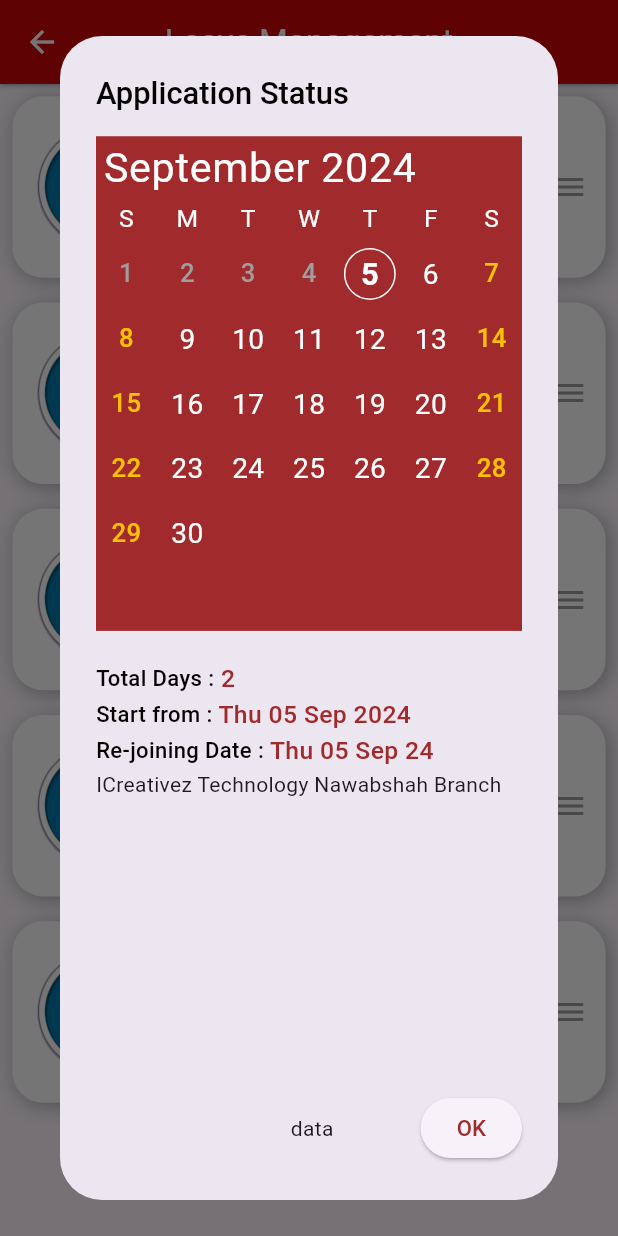
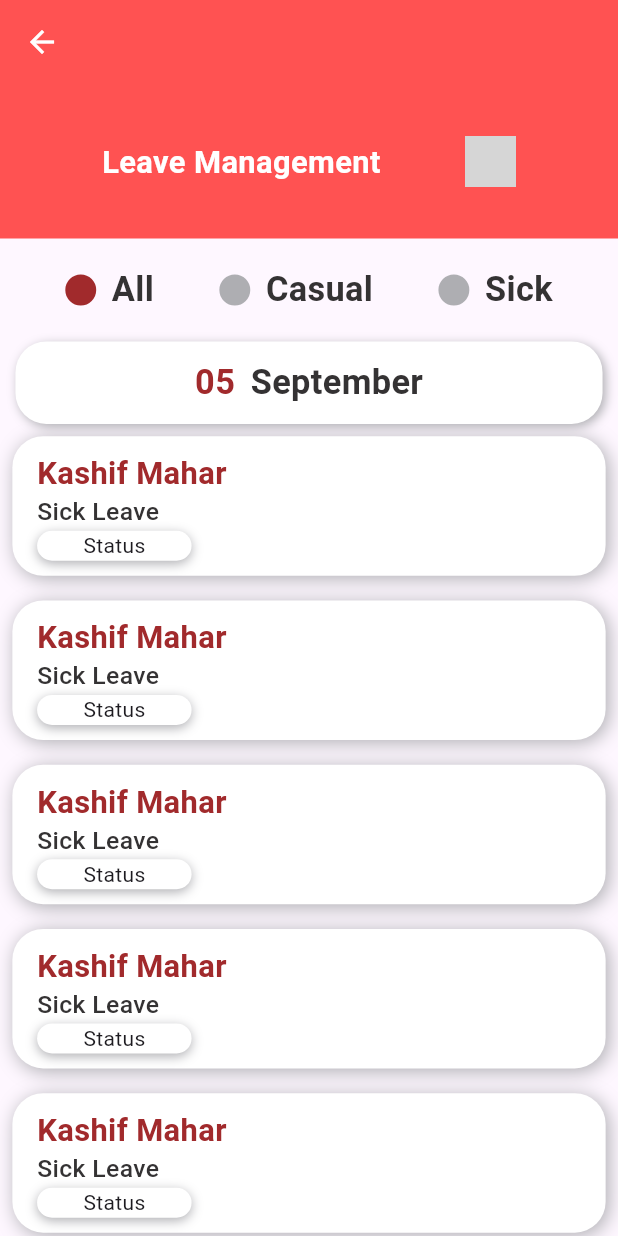
Before and after one commit to KashifMaharWP/ICFlow, a Flutter app: the teamLeadLeaveManagement screen opened directly, after a tap on "Kashif Mahar", on a phone screen of 412 x 824 dp. Run offline on Flutter 3.47's test engine with Material 3 defaults, Android fonts, the phone set to English and light mode, and no system bars; drawn by our look-alikes of syncfusion_flutter_datepicker; our stand-ins replace font_awesome_flutter, geolocator, google_fonts, loading_animation_widget, lottie, month_picker_dialog and 5 more; missing offline and left inert: dart:ffi; accounts and stored records are empty; grey boxes are pictures that could not be loaded.

Commit message:
Worked on the Leave Feature and make some basic changes in Attendance Screen

```diff
--- a/lib/AttendanceModule/Screens/Attendance History/Provider/HistoryProvider.dart
+++ b/lib/AttendanceModule/Screens/Attendance History/Provider/HistoryProvider.dart
@@ -27,38 +27,6 @@ class HistoryProvider extends ChangeNotifier{
     notifyListeners(); // This will trigger the Consumer to rebuild
   }
 
-  /*Future GetMonthData(String month, BuildContext context)async {
-
-    String URL="${ApiDetail.BaseAPI}${ApiDetail.AtdHistory}augest";
-    try{
-      Response response=await http.get(Uri.parse(URL),
-          headers: {
-            "Content-Type": "application/json",
-            "Authorization": "Bearer ${UserDataList.token} "
-          }
-      );
-      if(response.statusCode==200){
-        final data=json.decode(response.body)as Map<String, dynamic>;
-        List<Attendance> loadedAttendance=[];
-        data['monthAttendance'].forEach((item){
-          loadedAttendance.add(Attendance.fromJson(item));
-        });
-        _attendanceList=loadedAttendance;
-        notifyListeners();
-        //AtdHistoryClass.CheckIn=json['checkIn'];
-        //AtdHistoryClass.CheckOut=json['checkOut'];
-        //print(json);
-        //print("CheckIn Data: "+_attendanceList[1].checkOutTime.toString());
-      }
-      else{
-        showErrorSnackbar("There is Something Wrong Please Try Again", context);
-      }
-    }
-    catch(e){
-      showErrorSnackbar("There is Error Occured : ${e}", context);
-      print(e);
-        }
-  }*/
 
 Future<AttendanceHistoryModel> GetAttendanceData(String month,BuildContext context) async {
   String URL="${ApiDetail.BaseAPI}${ApiDetail.AtdHistory}${month}";
@@ -70,7 +38,7 @@ Future<AttendanceHistoryModel> GetAttendanceData(String month,BuildContext conte
         }
     );
 
-    print(month);
+   // print(month);
     var data = jsonDecode(response.body.toString());
   if(response.statusCode==200){
     return AttendanceHistoryModel.fromJson(data);
--- a/lib/AttendanceModule/Screens/Attendance History/Screen/AtdHistoryScreen.dart
+++ b/lib/AttendanceModule/Screens/Attendance History/Screen/AtdHistoryScreen.dart
@@ -127,7 +127,6 @@ class _AtdHistoryScreenState extends State<AtdHistoryScreen> {
 
   @override
   Widget build(BuildContext context) {
-    String Hours='';
     int currentYear=_currentMonth.year;
     final AtdHistProvider = Provider.of<HistoryProvider>(context);
     return Scaffold(
--- a/lib/AttendanceModule/Screens/Attendance Screen/Screen/Attedance_screen.dart
+++ b/lib/AttendanceModule/Screens/Attendance Screen/Screen/Attedance_screen.dart
@@ -71,8 +71,6 @@ class _AttendanceScreenState extends State<AttendanceScreen> {
       },
     );
   }
-
-
 
   Future confirmAttendance(String title, BuildContext context) async {
     // Capture the Provider value before the dialog dismisses
@@ -182,8 +180,6 @@ class _AttendanceScreenState extends State<AttendanceScreen> {
 
     }
   }
-
-
 
   @override
     Widget build(BuildContext context) {
--- /dev/null
+++ b/lib/AttendanceModule/Screens/Leave Management/Functions/datePicker.dart
@@ -0,0 +1,2 @@
+
+import 'package:flutter/material.dart';
--- /dev/null
+++ b/lib/AttendanceModule/Screens/Leave Management/Functions/monthPickerPop.dart
@@ -0,0 +1,5 @@
+import '../../Attendance History/Class/CustomMonthPicker.dart';
+
+class MonthPickerPop{
+
+}
--- a/lib/AttendanceModule/Screens/Leave Management/Screen/leadLeaveManagement.dart
+++ b/lib/AttendanceModule/Screens/Leave Management/Screen/leadLeaveManagement.dart
@@ -1,13 +1,17 @@
 
 import 'package:flutter/cupertino.dart';
 import 'package:flutter/material.dart';
+import 'package:font_awesome_flutter/font_awesome_flutter.dart';
 import 'package:google_fonts/google_fonts.dart';
 import 'package:intl/intl.dart';
+import 'package:provider/provider.dart';
 import 'package:syncfusion_flutter_datepicker/datepicker.dart';
 import 'package:taskflow_application/AttendanceModule/Screens/Leave%20Management/Widget/WrapTextWidget_AB.dart';
 import 'package:taskflow_application/AttendanceModule/Utills/Global%20Class/ScreenSize.dart';
 
 import '../../../Utills/Global Class/ColorHelper.dart';
+import '../../Attendance History/Class/CustomMonthPicker.dart';
+import '../../Attendance History/Provider/HistoryProvider.dart';
 
 class teamLeadLeaveManagement extends StatefulWidget {
   const teamLeadLeaveManagement({super.key});
@@ -17,81 +21,9 @@ class teamLeadLeaveManagement extends StatefulWidget {
 }
 
 class _teamLeadLeaveManagementState extends State<teamLeadLeaveManagement> {
-  DateTime? initialDate;
-  DateTime? lastDate;
-  int countdays=0;
-  DateRangePickerController _dateRangePickerController = DateRangePickerController();
 
   @override
-  Future LeavePopUp()=>showDialog(
-      context: context,
-      builder: (context)=>AlertDialog(
-        title: Text("Application Status",style: GoogleFonts.roboto(
-            textStyle: TextStyle(
-                color: blackColor,
-                fontSize: screenWidth/20,
-                fontWeight: FontWeight.w500
-            )
-        ),),
-        content: Builder(builder: (context){
-          return Container(
-            padding: EdgeInsets.all(0),
-            width: screenWidth*0.85,
-            child: Column(
-              crossAxisAlignment: CrossAxisAlignment.start,
-              children: [
-                sfDatePicker(),
-                SizedBox(height: screenHeight/40,),
-                WrapText(title: "Total Days", value: " 2"),
-                WrapText(title: "Start from", value: " ${DateFormat('EEE dd MMM yyyy').format(DateTime.now())}"),
-                WrapText(title: "Re-joining Date", value: " ${DateFormat('EEE dd MMM yy').format(DateTime.now())}"),
-                Text("ICreativez Technology Nawabshah Branch"),
-              ],
-            ),
-          );
-        }),
-        actions: [
-          Container(
-            padding: EdgeInsets.symmetric(horizontal: 50),
-            child: Text("data"),
-          ),
-          ElevatedButton(onPressed: (){
-            Navigator.pop(context);
-          }, child: Text("OK",style: GoogleFonts.roboto(
-              textStyle: TextStyle(
-                  color: primary,
-                  fontSize: screenWidth/28,
-                  fontWeight: FontWeight.w500
-              )
-          ),)
-          )
-        ],
-      )
-  );
-
-//Date Range Picker Functions
-  void _onSelectionChanged(DateRangePickerSelectionChangedArgs args) {
-    if (args.value is PickerDateRange) {
-      setState(() {
-        initialDate = args.value.startDate;
-        lastDate = args.value.endDate;
-      });
-    }
-  }
-
-  int _calculateDaysBetween(DateTime? start, DateTime? end) {
-    if (start == null || end == null) return 0;
-    return end.difference(start).inDays + 1; // Add 1 to include the last day
-  }
-
-  void reset() {
-    _dateRangePickerController.selectedRange = null;
-    setState(() {
-      countdays==null;
-      initialDate=null;
-      lastDate=null;
-    });
-  }
+  String activeFilter = "All";
 
 
 
@@ -100,19 +32,186 @@ class _teamLeadLeaveManagementState extends State<teamLeadLeaveManagement> {
   Widget build(BuildContext context) {
     return Scaffold(
       appBar: AppBar(
-        elevation: 1,
-        backgroundColor: Colors.redAccent.shade700,
-        foregroundColor: Colors.white,
-        centerTitle: true,
-        shadowColor: Colors.black,
-        title: const Text("Leave Management"),
+        backgroundColor: Colors.redAccent,
+        iconTheme: IconThemeData(
+          color: whiteColor,
+          weight: 20
         ),
-      body: Container(
+      ),
+      body: Column(
+        mainAxisAlignment: MainAxisAlignment.spaceEvenly,
+        crossAxisAlignment: CrossAxisAlignment.center,
+        children: [
+          headerContainer(),
+          SizedBox(height: screenHeight/60,),
+          leaveFilters(),
+          SizedBox(height: screenHeight/60,),
+          dateFilter(),
+          leaveList()
+        ],
+      )
+    );
+  }
+
+  //headerContainer
+  Widget headerContainer(){
+    return Container(
+      height: screenHeight/8,
+      width: screenWidth,
+      color: Colors.redAccent,
+      child: Padding(
+        padding: const EdgeInsets.all(12),
+        child: Center(
+          child: Row(
+            mainAxisAlignment: MainAxisAlignment.spaceEvenly,
+            children: [
+              Text("Leave Management",style: GoogleFonts.roboto(
+                  textStyle: TextStyle(
+                      color: whiteColor,
+                      fontSize: screenWidth/20,
+                      fontWeight: FontWeight.bold
+                  )
+              ),),
+
+              InkWell(
+                  onTap: () async {
+                  },
+                  child: Image(image: AssetImage("assets/icons/calendar.png"),
+                    width: screenWidth/12,
+                  )
+                  ),
+            ],
+          ),
+        ),
+      ),
+    );
+  }
+
+  // Leave Filters
+  Widget leaveFilters() {
+    return Row(
+      mainAxisAlignment: MainAxisAlignment.spaceEvenly,
+      children: [
+        leaveFilterWidget("All",  whiteColor, lightBlackColor, activeFilter == "All"),
+        leaveFilterWidget("Casual",  whiteColor, lightBlackColor, activeFilter == "Casual"),
+        leaveFilterWidget("Sick",  whiteColor, lightBlackColor, activeFilter == "Sick"),
+      ],
+    );
+  }
+
+  Widget leaveFilterWidget(String filterName, Color backgroundColor, Color fontColor, bool isActive) {
+    return InkWell(
+      onTap: () {
+        setState(() {
+          activeFilter = filterName; // Update the active filter on click
+        });
+      },
+      child: Wrap(
+        crossAxisAlignment: WrapCrossAlignment.center,
+        children: [
+          isActive
+              ? CircleAvatar(
+            radius: screenWidth / 40,
+            backgroundColor: primary,
+          )
+              : CircleAvatar(
+            radius: screenWidth / 40,
+            backgroundColor: CupertinoColors.systemGrey2,
+          ),
+          SizedBox(width: screenWidth / 40),
+          Container(
+            height: screenHeight / 20,
+            child: Center(
+              child: Text(
+                filterName,
+                style: GoogleFonts.roboto(
+                  textStyle: TextStyle(
+                    color: fontColor,
+                    fontWeight: FontWeight.bold,
+                    fontSize: screenWidth / 18,
+                  ),
+                ),
+              ),
+            ),
+          ),
+        ],
+      ),
+    );
+  }
+
+  // Date Filter Container
+  Widget dateFilter(){
+    return Container(
+      width: screenWidth*0.95,
+      height: screenHeight/15,
+      decoration: BoxDecoration(
+        color: whiteColor,
+        borderRadius: BorderRadius.circular(screenWidth/20),
+        boxShadow: [
+          BoxShadow(
+            color: CupertinoColors.systemGrey2,
+            offset: Offset(2, 2),
+            blurRadius: 5
+          )
+        ]
+      ),
+      child: leaveFilterIcon(),
+    );
+  }
+
+  //Date Filter Icons
+  Widget leaveFilterIcon(){
+    return Row(
+      mainAxisAlignment: MainAxisAlignment.spaceEvenly,
+      children: [
+        Container(
+          alignment: Alignment.center,
+          child: Wrap(children: [
+            Consumer<HistoryProvider>(
+              builder: (context, AtdHistProvider, child) {
+                return Wrap(
+                  children: [
+                    Text(
+                      DateFormat("dd").format(AtdHistProvider.currentMonth),
+                      style: GoogleFonts.roboto(
+                        textStyle: TextStyle(
+                          color: primary,
+                          fontWeight: FontWeight.bold,
+                          fontSize: screenWidth / 18,
+                        ),
+                      ),
+                    ),
+                    SizedBox(width: screenWidth/40,),
+                    Text(
+                      DateFormat("MMMM").format(AtdHistProvider.currentMonth),
+                      style: GoogleFonts.roboto(
+                        textStyle: TextStyle(
+                          color: lightBlackColor,
+                          fontWeight: FontWeight.bold,
+                          fontSize: screenWidth / 18,
+                        ),
+                      ),
+                    ),
+                  ],
+                );
+              },
+            ),
+          ]),
+        ),
+
+      ],
+    );
+  }
+
+
+//Leave List Container
+Widget leaveList(){
+    return Expanded(
       child: ListView.builder(
           itemCount: 5,
           itemBuilder: (BuildContext context, int index) {
             return InkWell(
-                    onTap: LeavePopUp,
+              onTap: (){},
               child: Container(
                   margin: EdgeInsets.all(screenWidth/50),
                   padding: EdgeInsets.symmetric(vertical: 10,),
@@ -132,13 +231,6 @@ class _teamLeadLeaveManagementState extends State<teamLeadLeaveManagement> {
                     crossAxisAlignment: CrossAxisAlignment.center,
                     children: [
                       SizedBox(width: screenWidth/25,),
-                            CircleAvatar(
-                              radius: screenWidth/10,
-                              child: Image(
-                                  image: AssetImage(
-                                      "assets/images/usericon.png")),
-                            ),
-                            SizedBox(width: screenWidth/20,),
                       Expanded(
                         child: Column(
                           crossAxisAlignment: CrossAxisAlignment.start,
@@ -150,19 +242,13 @@ class _teamLeadLeaveManagementState extends State<teamLeadLeaveManagement> {
                                     fontWeight: FontWeight.bold
                                 )
                             ),),
-                                  Text("Jr Flutter Developer",style: GoogleFonts.roboto(
+                            Text("Sick Leave",style: GoogleFonts.roboto(
                                 textStyle: TextStyle(
                                     color: lightBlackColor,
                                     fontSize: screenWidth/25,
                                     fontWeight: FontWeight.w500
                                 )
                             ),),
-                                  WrapText(title: "Applied:", value: "${DateFormat('EEE dd MMM yyyy').format(DateTime.now())}"),
-                                  Wrap(
-                                    runAlignment: WrapAlignment.spaceEvenly,
-                                    children: [
-                                      WrapText(title: "Leave Balance:", value: "2"),
-                                      SizedBox(width: screenWidth/100),
                             Container(
                               width: screenWidth/4,
                               decoration: BoxDecoration(
@@ -178,73 +264,46 @@ class _teamLeadLeaveManagementState extends State<teamLeadLeaveManagement> {
                               ),
                               child: const Center(child: Text("Status")),
                             )
-                                    ],
-                                  )
-
 
                           ],
                         ),
                       ),
-                            PopupMenuButton(
-                                initialValue: 0,
-                                itemBuilder: (context) {
-                                  return [
-                                    PopupMenuItem(
-                                        onTap: () {
-                                        },
-                                        value: 1,
-                                        child: const Text(
-                                            "Approve")),
-                                    PopupMenuItem(
-                                        onTap: () {},
-                                        value: 2,
-                                        child: const Text(
-                                            "Declined"))
-                                  ];
-                                },
-                                icon: const Icon(
-                                  Icons.menu,
-                                  color: Colors.grey,
-                                ))
                     ],
                   )
 
               ),
             );
           }),
-      ),
     );
 }
-
-
   //Calender to Pick Date Range Widget
-  Widget sfDatePicker(){
+  /*Widget sfDatePicker(){
     return SizedBox(
       height: screenHeight/2.5, // Adjust the height as needed
-      width: screenWidth*0.75, // Adjust the width as needed
+      width: screenWidth, // Adjust the width as needed
       child: SfDateRangePicker(
-        backgroundColor: primary,
-        startRangeSelectionColor: Colors.white,
-        endRangeSelectionColor: Colors.white,
+        backgroundColor: whiteColor,
+        startRangeSelectionColor: primary,
+        endRangeSelectionColor: primary,
         rangeSelectionColor: Colors.black26,
-        todayHighlightColor: Colors.white,
+        todayHighlightColor: primary,
         selectionTextStyle: GoogleFonts.roboto(
             fontSize: screenWidth/20,
-            color: Colors.black,
+            color: whiteColor,
             fontWeight: FontWeight.bold
         ),
         rangeTextStyle: GoogleFonts.roboto(
             fontSize: screenWidth/24,
-            color: Colors.white
+            color: primary
         ),
         monthCellStyle: DateRangePickerMonthCellStyle(
           textStyle: GoogleFonts.roboto(
             fontSize: screenWidth/22,
             fontWeight: FontWeight.w400,
-            color: Colors.white,
+            color: primary,
           ),
           todayTextStyle: GoogleFonts.roboto(
-              color: Colors.white,
+              color: primary,
               fontWeight: FontWeight.bold,
               fontSize: screenWidth/20
 
@@ -265,7 +324,7 @@ class _teamLeadLeaveManagementState extends State<teamLeadLeaveManagement> {
             backgroundColor: primary,
             textStyle: GoogleFonts.roboto(
                 fontSize: screenWidth/15,
-                color: Colors.white
+                color: primary
             )
         ),
 
@@ -274,7 +333,7 @@ class _teamLeadLeaveManagementState extends State<teamLeadLeaveManagement> {
             viewHeaderStyle: DateRangePickerViewHeaderStyle(
                 textStyle: GoogleFonts.roboto(
                   fontSize: screenWidth/25,
-                  color: Colors.white,
+                  color: primary,
                 )
             )
         ),
@@ -285,7 +344,7 @@ class _teamLeadLeaveManagementState extends State<teamLeadLeaveManagement> {
         controller: _dateRangePickerController,
       ),
     );
-  }
+  }*/
 
 
 }
--- a/lib/Screens/Dashboards screens/dashboard widget/team_lead_option_widget.dart
+++ b/lib/Screens/Dashboards screens/dashboard widget/team_lead_option_widget.dart
@@ -55,7 +55,7 @@ class _TeamLeadDashboardButtons extends State<TeamLeadDashboardButtons> {
               btnName: "Manage Leave",
               ontap: () {
                 Navigator.push(context,
-                    MaterialPageRoute(builder: (_) => Samplescreen()));
+                    MaterialPageRoute(builder: (_) => teamLeadLeaveManagement()));
               }),
         ],
       ),
--- a/pubspec.yaml
+++ b/pubspec.yaml
@@ -47,3 +47,4 @@ flutter:
   assets:
     - assets/images/
     - assets/lottie/
+    - assets/icons/
```
Lines whose indentation alone changed are shown as unchanged.
